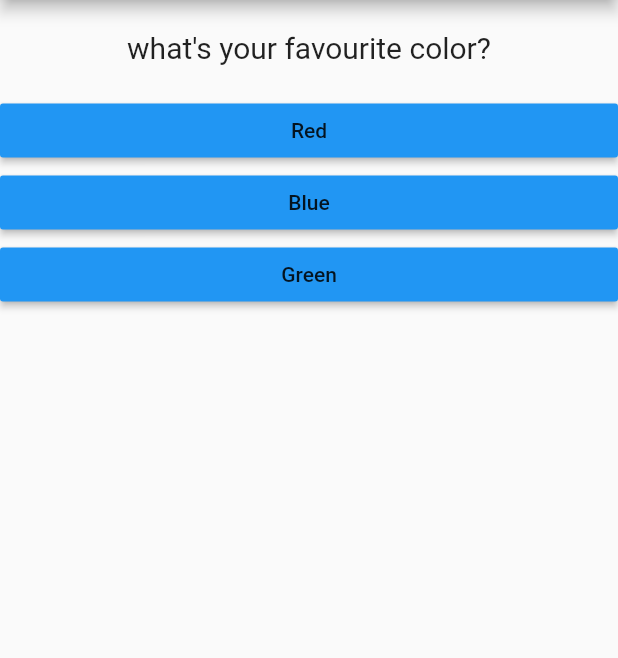
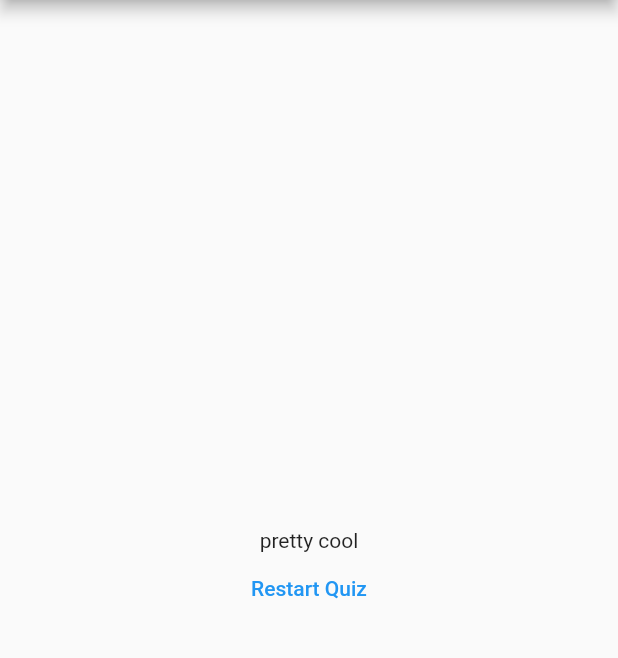
Before and after one commit to naga-k/flutter_complete_guide, a Flutter app: the screen it shows after launch, after a tap on "Red", after a tap on "Monkey", on a phone screen of 412 x 824 dp, the part 84-742 px from its top. Run offline on Flutter 3.47's test engine with Material 2 defaults, Android fonts, the phone set to English and light mode, and no system bars.

Commit message:
basics done

```diff
--- a/lib/main.dart
+++ b/lib/main.dart
@@ -1,6 +1,6 @@
 import 'package:flutter/material.dart';
-import 'package:flutter_complete_guide/answer.dart';
-import 'package:flutter_complete_guide/question.dart';
+import 'package:flutter_complete_guide/result.dart';
+import 'quiz.dart';
 
 // void main(){
 //   runApp(MyApp());
@@ -22,26 +22,38 @@ class MyApp extends StatefulWidget {
 class _MyAppState extends State<MyApp>{
 
   var _questionIndex = 0;
+  var _totalScore = 0;
 
-  void _answerQuestion(){
-    if(_questionIndex<1) {
+  void _answerQuestion(int score){
       _questionIndex += 1;
-    } else {
-      _questionIndex = 0;
-    }
+      setState(() {});
+
+      _totalScore += score;
     //print(questionIndex);
+
+  }
+
+  void _resetQuiz(){
+    _questionIndex = 0;
+    _totalScore = 0;
     setState(() {});
   }
 
   @override
   Widget build(BuildContext context){
 
-    var questions = [
+    var _questions = [
       {'questionText':'what\'s your favourite color?',
-        'answers' : ['Red','Blue','Green'],
+        'answers' : [
+          {'text' : 'Red' ,'score' : 5},
+          {'text' : 'Blue' ,'score' : 10},
+          {'text' : 'Green' ,'score' : 8}],
       },
       {'questionText': 'what\'s your favourite animal?',
-        'answers' : ['Panda','Monkey','Cheetah'],
+        'answers' : [
+          {'text' : 'Panda' ,'score' : 5},
+          {'text' : 'Monkey' ,'score' : 10},
+          {'text' : 'Cheetah' ,'score' : 8}],
       },
     ];
 
@@ -50,16 +62,12 @@ class _MyAppState extends State<MyApp>{
        appBar: AppBar(
          centerTitle: true,
          title: const Text('My First App'),),
-        body: Column(
-          children: [
-            Question(
-                questions[_questionIndex]['questionText'] as String,
-            ),
-            ...(questions[_questionIndex]['answers'] as List<String>).map((answer){
-              return Answer(ans: answer , selectHandler: _answerQuestion);
-            }).toList(),
-          ],
-        )
+        body: _questionIndex < _questions.length ?
+        Quiz(answerQuestion: _answerQuestion,
+            questions: _questions,
+            questionIndex: _questionIndex)
+            :
+            Result(totalScore: _totalScore, resetQuiz: _resetQuiz,)
       ),
     );
   }
--- /dev/null
+++ b/lib/quiz.dart
@@ -0,0 +1,29 @@
+import 'package:flutter/material.dart';
+import 'package:flutter_complete_guide/question.dart';
+
+import 'answer.dart';
+
+class Quiz extends StatelessWidget {
+
+  final List<Map<String, Object>> questions;
+  final int questionIndex;
+  final Function(int) answerQuestion;
+  const Quiz({Key? key,
+    required this.questions,
+    required this.questionIndex,
+    required this.answerQuestion}) : super(key: key);
+
+  @override
+  Widget build(BuildContext context) {
+    return Column(
+      children: [
+        Question(
+          questions[questionIndex]['questionText'] as String,
+        ),
+        ...(questions[questionIndex]['answers'] as List<Map<String,Object>>).map((answer){
+          return Answer(ans: answer['text'] as String , selectHandler: () => answerQuestion(answer['score'] as int));
+        }).toList(),
+      ],
+    );
+  }
+}
--- /dev/null
+++ b/lib/result.dart
@@ -0,0 +1,33 @@
+import 'package:flutter/material.dart';
+
+class Result extends StatelessWidget {
+  final int totalScore;
+
+  final VoidCallback? resetQuiz;
+
+  const Result({Key? key, required this.totalScore,required this.resetQuiz}) : super(key: key);
+
+  String get getResult {
+    var resultText = "You Did it!";
+    if(totalScore <= 10){
+      resultText =  "You are awesome";
+    } else if(totalScore<=16){
+      resultText = "pretty cool";
+    }
+    return resultText;
+  }
+
+  @override
+  Widget build(BuildContext context) {
+    return Center(
+      child: Column(
+        mainAxisAlignment: MainAxisAlignment.center,
+        children:[
+          Text(getResult),
+          TextButton(
+              onPressed: resetQuiz,
+              child: Text('Restart Quiz'),)
+          ,],),
+    );
+  }
+}
```
Also changed, not shown: 1 other file.
